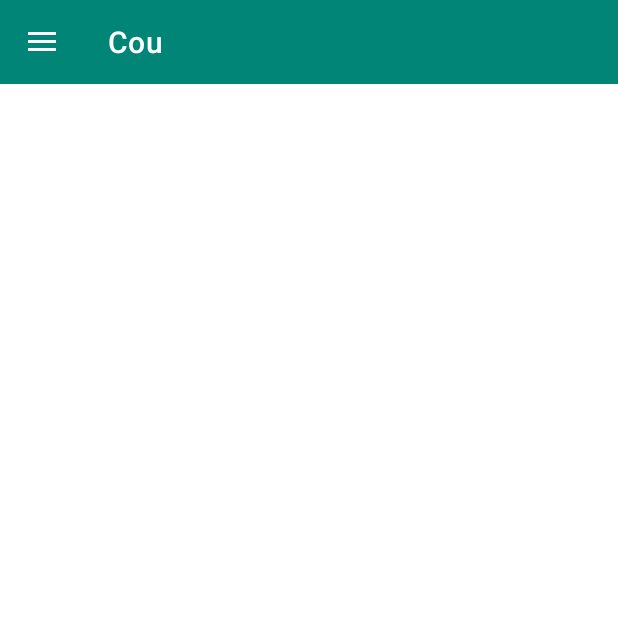
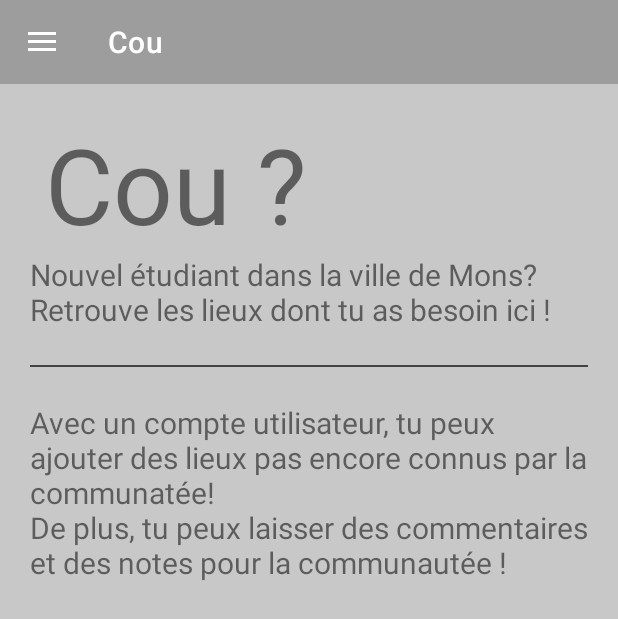
Before and after one commit to Piet08/CouProject_Mobile, an Android app: the screen it shows after launch (MainActivity), on a phone screen of 412 x 824 dp. Shown: the top 619 px of the screen. Run offline under Robolectric (Android 15) with nearby library versions, the phone set to English and light mode, and no system bars.

Commit message:
Ajout page Home + design couleur

```diff
--- a/app/src/main/java/com/example/cou_project_tm/models/EnumTypePlace.java
+++ b/app/src/main/java/com/example/cou_project_tm/models/EnumTypePlace.java
@@ -24,4 +24,5 @@ public enum EnumTypePlace {
     }
 
 
+
 }
--- a/app/src/main/res/layout/activity_connection.xml
+++ b/app/src/main/res/layout/activity_connection.xml
@@ -3,7 +3,8 @@
     xmlns:tools="http://schemas.android.com/tools"
     android:layout_width="match_parent"
     android:layout_height="match_parent"
-    tools:context=".ConnectionActivity">
+    tools:context=".ConnectionActivity"
+    android:background="@color/cardview_shadow_start_color">
 
 
     <TextView
--- a/app/src/main/res/layout/activity_main.xml
+++ b/app/src/main/res/layout/activity_main.xml
@@ -10,11 +10,14 @@
     tools:openDrawer="start"
     tools:context=".MainActivity">
 
+
+
     <!-- 1 | MainActivity RootView -->
     <LinearLayout
         android:layout_width="match_parent"
         android:layout_height="match_parent"
         android:orientation="vertical"
+        android:background="@color/cardview_shadow_start_color"
         >
 
         <!-- Toolbar -->
@@ -22,10 +25,37 @@
             android:id="@+id/activity_main_toolbar"
             android:layout_width="match_parent"
             android:layout_height="?attr/actionBarSize"
-            android:background="?attr/colorPrimary"
+            android:background="@color/cardview_shadow_start_color"
             app:theme="@style/ToolBarStyle"/>
 
         <!-- FrameLayout for our fragments -->
+        <TextView
+            android:layout_width="match_parent"
+            android:layout_height="wrap_content"
+            android:text="Cou ?"
+            android:textSize="70dp"
+            android:layout_marginTop="20sp"
+            android:layout_marginLeft="30sp"/>
+
+        <TextView
+            android:layout_width="match_parent"
+            android:layout_height="wrap_content"
+            android:text="@string/home1"
+            android:textSize="20dp"
+            android:layout_marginLeft="20sp"/>
+
+        <RelativeLayout style="@style/divider" />
+
+        <TextView
+            android:layout_width="match_parent"
+            android:layout_height="wrap_content"
+            android:text="@string/home2"
+            android:textSize="20dp"
+            android:layout_marginLeft="20sp"/>
+
+
+
+
         <FrameLayout
             android:id="@+id/activity_main_frame_layout"
             android:layout_width="match_parent"
--- a/app/src/main/res/layout/activity_main_nav_header.xml
+++ b/app/src/main/res/layout/activity_main_nav_header.xml
@@ -4,7 +4,7 @@
     xmlns:app="http://schemas.android.com/apk/res-auto"
     android:layout_width="match_parent"
     android:layout_height="@dimen/nav_header_height"
-    android:background="#B2B9E1"
+    android:background="@color/cardview_dark_background"
     android:gravity="center"
     android:orientation="vertical">
 
--- a/app/src/main/res/menu/activity_main_menu_drawer.xml
+++ b/app/src/main/res/menu/activity_main_menu_drawer.xml
@@ -7,7 +7,7 @@
         <item
             android:id="@+id/activity_main_drawer_con"
             android:icon="@drawable/ic_con"
-            android:title="Connexionnnnn" />
+            android:title="Connexion" />
         <item
             android:id="@+id/activity_main_drawer_map"
             android:icon="@drawable/ic_map"
--- a/app/src/main/res/values/strings.xml
+++ b/app/src/main/res/values/strings.xml
@@ -2,4 +2,7 @@
     <string name="app_name">Cou</string>
     <string name="navigation_drawer_open">Open navigation drawer</string>
     <string name="navigation_drawer_close">Close navigation drawer</string>
+    <string name="home1">Nouvel étudiant dans la ville de Mons?\nRetrouve les lieux dont tu as besoin ici !\n</string>
+    <string name="home2">\nAvec un compte utilisateur, tu peux ajouter des lieux pas encore connus par la communatée!\nDe plus, tu peux laisser des commentaires et des notes pour la communautée !</string>
+
 </resources>
--- a/app/src/main/res/values/styles.xml
+++ b/app/src/main/res/values/styles.xml
@@ -15,5 +15,13 @@
         <item name="colorControlNormal">@android:color/white</item>
     </style>
 
+    <style name="divider">
+        <item name="android:layout_height">1dp</item>
+        <item name="android:layout_width">match_parent</item>
+        <item name="android:background">@color/cardview_dark_background</item>
+        <item name="android:layout_marginLeft">20sp</item>
+        <item name="android:layout_marginRight">20sp</item>
+    </style>
+
 
 </resources>
```
Also changed, not shown: app/src/main/java/com/example/cou_project_tm/AddPlaceActivity.java (+21 -0 lines), app/src/main/res/layout/activity_add_place.xml (+7 -4 lines).
